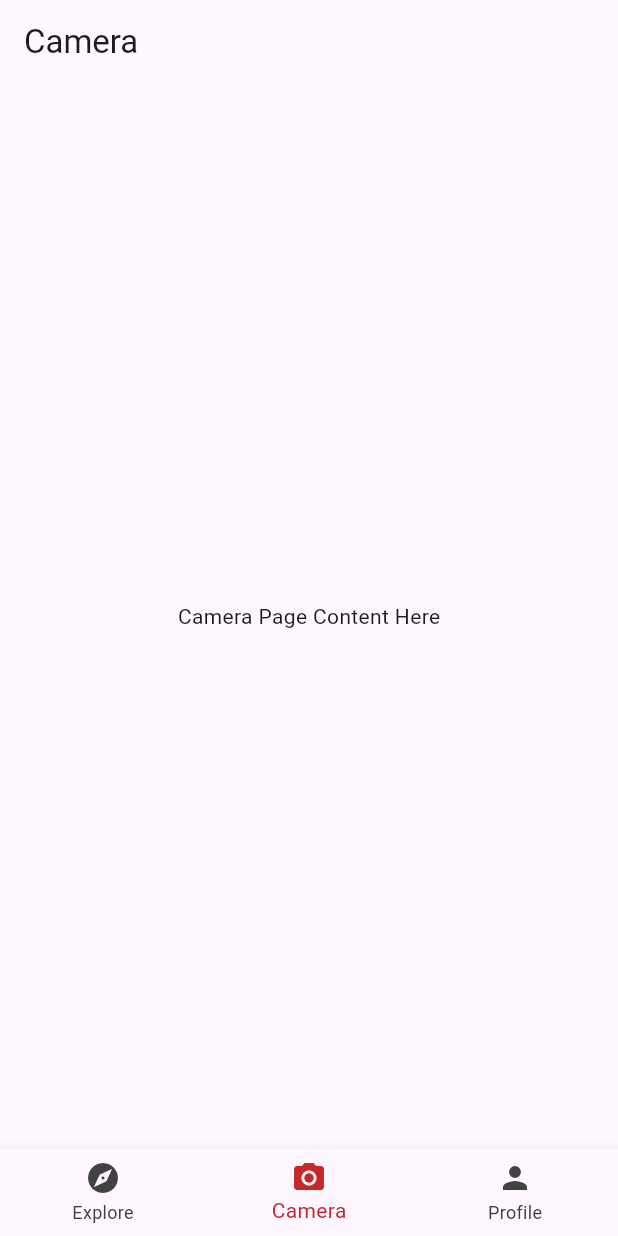
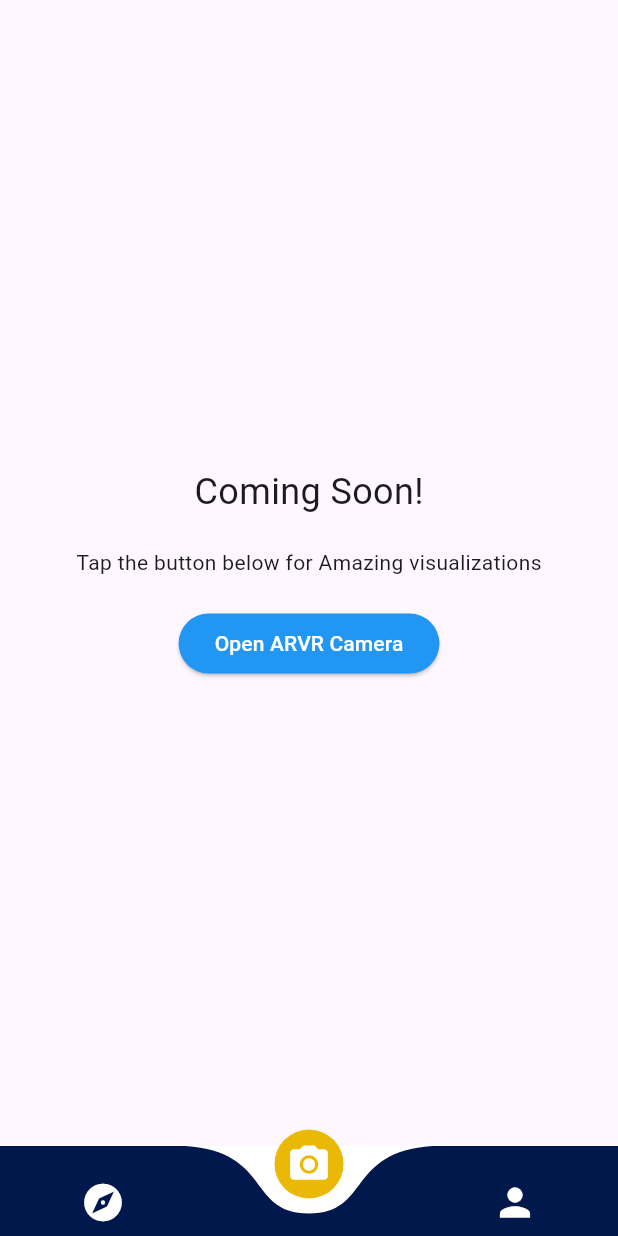
Before and after one commit to chinmaykatdare05/Real-Estate-Immersion, a Flutter app: the HomePage screen opened directly, item 2 of the bottom bar chosen, on a phone screen of 412 x 824 dp. Run offline on Flutter 3.47's test engine with Material 3 defaults, Android fonts, the phone set to English and light mode, and no system bars; drawn by our look-alikes of curved_navigation_bar; our stand-ins replace cloud_firestore, firebase_auth, firebase_core, fluttertoast, google_fonts; accounts and stored records are empty.

Commit message:
updated bottom navigation bar and camera page

```diff
--- a/lib/pages/home/camera.dart
+++ b/lib/pages/home/camera.dart
@@ -1,12 +1,35 @@
 import 'package:flutter/material.dart';
 
 class CameraPage extends StatelessWidget {
+  const CameraPage({super.key});
+
   @override
   Widget build(BuildContext context) {
     return Scaffold(
-      appBar: AppBar(title: Text('Camera')),
+      // appBar: AppBar(title: const Text('Camera')),
       body: Center(
-        child: Text('Camera Page Content Here'),
+        child: Column(
+          mainAxisAlignment: MainAxisAlignment.center,
+          children: [
+            const Text('Coming Soon!', style: TextStyle(fontSize: 24)),
+            const SizedBox(height: 20),
+            const Text('Tap the button below for Amazing visualizations'),
+            const SizedBox(height: 20),
+            ElevatedButton(
+              style: ElevatedButton.styleFrom(
+                foregroundColor: Colors.white,
+                backgroundColor: Colors.blue, // Set the text color to white
+              ),
+              onPressed: () {
+                // Future functionality: Capture image
+              },
+              child: const Text('Open ARVR Camera'),
+            ),
+
+            // Uncomment if you want to show a loading indicator
+            // CircularProgressIndicator(),
+          ],
+        ),
       ),
     );
   }
--- a/lib/pages/home/home.dart
+++ b/lib/pages/home/home.dart
@@ -1,9 +1,12 @@
 import 'package:flutter/material.dart';
+import 'package:curved_navigation_bar/curved_navigation_bar.dart';
 import 'explore.dart';
 import 'camera.dart';
 import 'profile.dart';
 
 class HomePage extends StatefulWidget {
+  const HomePage({super.key});
+
   @override
   _HomePageState createState() => _HomePageState();
 }
@@ -14,11 +17,11 @@ class _HomePageState extends State<HomePage> {
   // List of pages corresponding to each tab
   final List<Widget> _pages = [
     ExplorePage(), // The Explore page
-    CameraPage(), // The Camera page (you'll need to define this in camera.dart)
-    ProfileScreen(), // The Profile page
+    const CameraPage(), // The Camera page
+    const ProfileScreen(), // The Profile page
   ];
 
-  // Function to handle tapping on the BottomNavigationBar
+  // Function to handle tapping on the navigation bar
   void _onItemTapped(int index) {
     setState(() {
       _selectedIndex = index;
@@ -32,26 +35,33 @@ class _HomePageState extends State<HomePage> {
         index: _selectedIndex, // Manages the screen based on the selected index
         children: _pages,
       ),
-      bottomNavigationBar: BottomNavigationBar(
-        currentIndex: _selectedIndex,
-        onTap: _onItemTapped,
-        items: const [
-          BottomNavigationBarItem(
-            icon: Icon(Icons.explore),
-            label: 'Explore',
+      bottomNavigationBar: CurvedNavigationBar(
+        index: _selectedIndex,
+        height: 60.0,
+        items: <Widget>[
+          Icon(
+            Icons.explore,
+            size: 30,
+            color: _selectedIndex == 0 ? Colors.white : Colors.white,
           ),
-          BottomNavigationBarItem(
-            icon: Icon(Icons.camera_alt),
-            label: 'Camera',
+          Icon(
+            Icons.photo_camera,
+            size: 30,
+            color: _selectedIndex == 1 ? Colors.white : Colors.white,
           ),
-          BottomNavigationBarItem(
-            icon: Icon(Icons.person),
-            label: 'Profile',
+          Icon(
+            Icons.person,
+            size: 30,
+            color: _selectedIndex == 2 ? Colors.white : Colors.white,
           ),
         ],
-        selectedItemColor: Colors.red[800], // Color for selected tab
-        unselectedItemColor: Colors.grey[800], // Color for unselected tabs
-        type: BottomNavigationBarType.fixed, // Prevent shifting behavior
+        color: const Color.fromARGB(255, 1, 24, 76),
+        buttonBackgroundColor: const Color.fromARGB(255, 234, 185, 5),
+        backgroundColor: const Color.fromARGB(255, 255, 255, 255),
+        animationCurve: Curves.easeInOut,
+        animationDuration: const Duration(milliseconds: 600),
+        onTap: _onItemTapped,
+        letIndexChange: (index) => true,
       ),
     );
   }
--- a/lib/pages/home/profile.dart
+++ b/lib/pages/home/profile.dart
@@ -57,26 +57,37 @@ class _ProfileScreenState extends State<ProfileScreen> {
         if (snapshot.hasError) {
           return Center(child: Text('Error: ${snapshot.error}'));
         }
-        Map<String, dynamic> userData = snapshot.data!.data() as Map<String, dynamic>;
+        Map<String, dynamic> userData =
+            snapshot.data!.data() as Map<String, dynamic>;
         _usernameController.text = userData['name'] ?? '';
         _emailController.text = userData['email'] ?? '';
         _phoneController.text = userData['phoneNumber'] ?? '';
         _panController.text = userData['panCard'] ?? '';
 
         return Scaffold(
-          appBar: AppBar(title: const Text('Profile')),
+          // appBar: AppBar(title: const Text('Profile')),
           body: Padding(
             padding: const EdgeInsets.all(16.0),
             child: Column(
               crossAxisAlignment: CrossAxisAlignment.start,
               children: [
-                TextField(controller: _usernameController, decoration: const InputDecoration(labelText: 'Name')),
+                TextField(
+                    controller: _usernameController,
+                    decoration: const InputDecoration(labelText: 'Name')),
                 const SizedBox(height: 16),
-                TextField(controller: _emailController, decoration: const InputDecoration(labelText: 'Email')),
+                TextField(
+                    controller: _emailController,
+                    decoration: const InputDecoration(labelText: 'Email')),
                 const SizedBox(height: 16),
-                TextField(controller: _phoneController, decoration: const InputDecoration(labelText: 'Phone Number')),
+                TextField(
+                    controller: _phoneController,
+                    decoration:
+                        const InputDecoration(labelText: 'Phone Number')),
                 const SizedBox(height: 16),
-                TextField(controller: _panController, decoration: const InputDecoration(labelText: 'PAN Card Number')),
+                TextField(
+                    controller: _panController,
+                    decoration:
+                        const InputDecoration(labelText: 'PAN Card Number')),
                 const SizedBox(height: 30),
                 ElevatedButton(
                   onPressed: _updateUserInfo,
@@ -90,7 +101,8 @@ class _ProfileScreenState extends State<ProfileScreen> {
                   ),
                   child: Text(
                     'Update Profile',
-                    style: GoogleFonts.poppins(fontSize: 16, color: Colors.white),
+                    style:
+                        GoogleFonts.poppins(fontSize: 16, color: Colors.white),
                   ),
                 ),
                 const SizedBox(height: 16),
@@ -106,7 +118,8 @@ class _ProfileScreenState extends State<ProfileScreen> {
                   ),
                   child: Text(
                     'Logout',
-                    style: GoogleFonts.poppins(fontSize: 16, color: Colors.white),
+                    style:
+                        GoogleFonts.poppins(fontSize: 16, color: Colors.white),
                   ),
                 ),
               ],
--- a/pubspec.yaml
+++ b/pubspec.yaml
@@ -1,5 +1,5 @@
 name: flutter03
-description: "A new Flutter project."
+description: 'A new Flutter project.'
 # The following line prevents the package from being accidentally published to
 # pub.dev using `flutter pub publish`. This is preferred for private packages.
 publish_to: 'none' # Remove this line if you wish to publish to pub.dev
@@ -31,7 +31,6 @@ dependencies:
   flutter:
     sdk: flutter
 
-
   # The following adds the Cupertino Icons font to your application.
   # Use with the CupertinoIcons class for iOS style icons.
   cupertino_icons: ^1.0.8
@@ -40,6 +39,7 @@ dependencies:
   google_fonts: ^6.2.1
   fluttertoast: ^8.2.8
   cloud_firestore: ^5.4.1
+  curved_navigation_bar: ^1.0.6
 
 dev_dependencies:
   flutter_test:
@@ -57,7 +57,6 @@ dev_dependencies:
 
 # The following section is specific to Flutter packages.
 flutter:
-
   # The following line ensures that the Material Icons font is
   # included with your application, so that you can use the icons in
   # the material Icons class.
@@ -67,7 +66,6 @@ flutter:
   assets:
     - 'assets/images.jpg'
   #   - images/a_dot_ham.jpeg
-
 
   # An image asset can refer to one or more resolution-specific "variants", see
   # https://flutter.dev/to/resolution-aware-images
```
Also changed, not shown: pubspec.lock.
